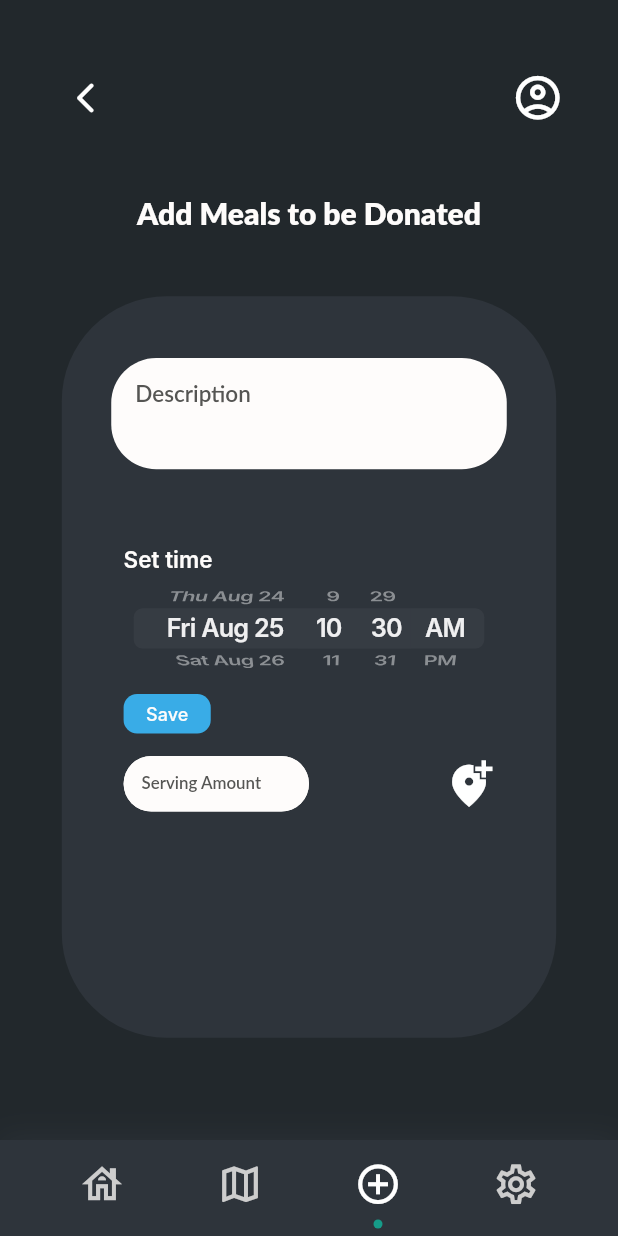
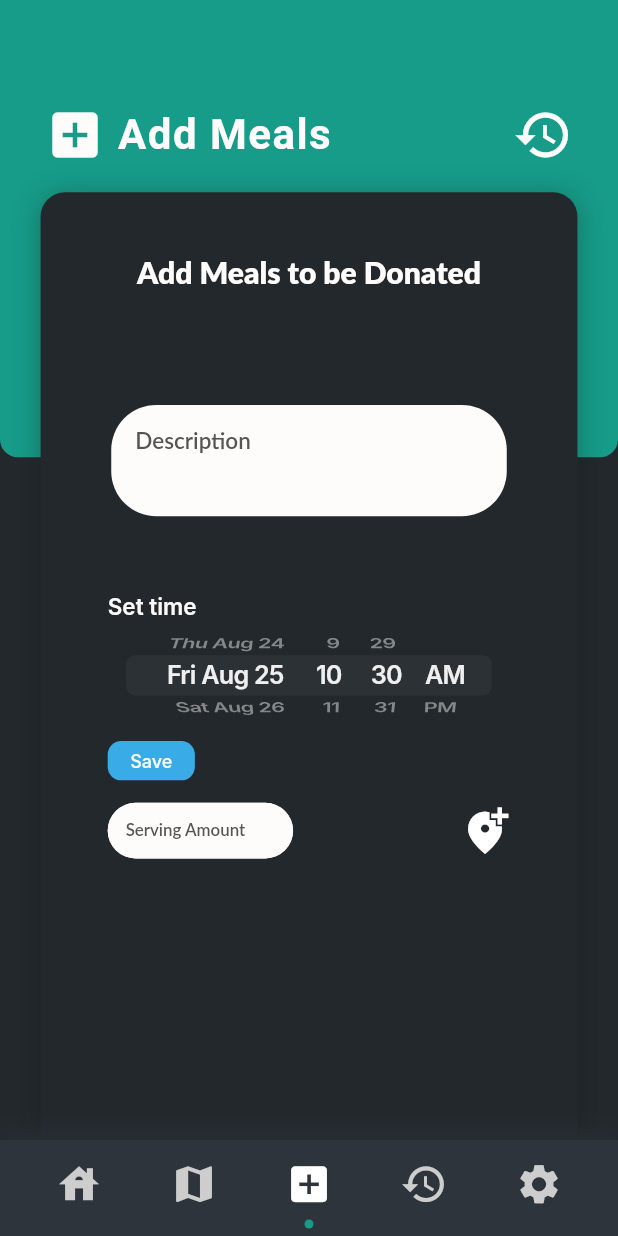
Before and after one commit to arnav062008/congressionalappchallenge, a Flutter app: the MealAdd screen opened directly, on a phone screen of 412 x 824 dp. Run offline on Flutter 3.47's test engine with Material 2 defaults, Android fonts, the phone set to English and light mode, and no system bars; our stand-ins replace cloud_firestore, firebase_auth, firebase_core, geocoding, geolocator, google_maps_flutter and 1 more; accounts and stored records are empty; Roboto replaces fonts that are missing (Inter, Lato, Rubik).

Commit message:
Made it so that changes in text fields on the meal add screen stay even after leaving to map screen and coming back. Also meal add screen adjusted to new style and nav bar has one new tab called history.

```diff
--- a/lib/components/bottom_nav_bar.dart
+++ b/lib/components/bottom_nav_bar.dart
@@ -1,3 +1,4 @@
+import 'package:congressionalappchallenge/pages/meal_pages/meal_history.dart';
 import 'package:flutter/material.dart';
 
 import '../constants.dart';
@@ -11,6 +12,7 @@ enum TabItem {
   Map,
   AddMeal,
   Settings,
+  History,
 }
 
 class BottomNavigationBarWidget extends StatelessWidget {
@@ -78,7 +80,7 @@ class BottomNavigationBarWidget extends StatelessWidget {
         mainAxisAlignment: MainAxisAlignment.spaceEvenly,
         children: [
           _buildTab(
-            icon: Icons.house_outlined,
+            icon: Icons.house,
             isActive: currentTab == TabItem.Summary,
             onPressed: () {
               if (currentTab != TabItem.Summary) {
@@ -91,7 +93,7 @@ class BottomNavigationBarWidget extends StatelessWidget {
             context: context,
           ),
           _buildTab(
-            icon: Icons.map_outlined,
+            icon: Icons.map,
             isActive: currentTab == TabItem.Map,
             onPressed: () {
               if (currentTab != TabItem.Map) {
@@ -105,7 +107,7 @@ class BottomNavigationBarWidget extends StatelessWidget {
             context: context,
           ),
           _buildTab(
-            icon: Icons.add_circle_outline,
+            icon: Icons.add_box,
             isActive: currentTab == TabItem.AddMeal,
             onPressed: () {
               if (currentTab != TabItem.AddMeal) {
@@ -118,7 +120,20 @@ class BottomNavigationBarWidget extends StatelessWidget {
             context: context,
           ),
           _buildTab(
-            icon: Icons.settings_outlined,
+            icon: Icons.history,
+            isActive: currentTab == TabItem.History,
+            onPressed: () {
+              if (currentTab != TabItem.History) {
+                Navigator.push(
+                  context,
+                  MaterialPageRoute(builder: (context) => const MealHistory()),
+                );
+              }
+            },
+            context: context,
+          ),
+          _buildTab(
+            icon: Icons.settings,
             isActive: currentTab == TabItem.Settings,
             onPressed: () {
               if (currentTab != TabItem.Settings) {
--- a/lib/pages/meal_pages/add_meal.dart
+++ b/lib/pages/meal_pages/add_meal.dart
@@ -29,7 +29,7 @@ class MealAdd extends StatefulWidget {
   final DateTime? date;
   final String? descr;
   final DateTime? dates;
-  final String? serve;
+  final int? serve;
   @override
   State<MealAdd> createState() => _MealAddState();
 }
@@ -39,15 +39,18 @@ class _MealAddState extends State<MealAdd> {
       TextEditingController(text: widget.descr);
   late DateTime? selectedDate = widget.date ?? DateTime.now();
   late int servingAmounts = 1;
-  late final TextEditingController _servingAmount =
-      TextEditingController(text: widget.serve);
+  late final TextEditingController _servingAmount = TextEditingController(
+    text: widget.serve.toString().isNotEmpty ? widget.serve.toString() : "",
+  );
   CollectionReference meals = FirebaseFirestore.instance.collection('meals');
 
   @override
   void initState() {
     super.initState();
 
-    selectedDate = DateTime.now();
+    selectedDate = widget.dates ?? DateTime.now();
+    _servingAmount.text = widget.serve != null ? widget.serve.toString() : "";
+
     _servingAmount.addListener(() {
       final text = _servingAmount.text;
       if (text.isNotEmpty && !RegExp(r'^\d+$').hasMatch(text)) {
@@ -142,23 +145,98 @@ class _MealAddState extends State<MealAdd> {
         currentTab: TabItem.AddMeal,
       ),
       backgroundColor: AppColors.backgroundColor,
-      body: Column(
+      body: Stack(
         children: [
-          const TopBarWidget(),
-          const SizedBox(height: 8),
-          const TitleWidget(),
-          const SizedBox(height: 8),
           Container(
-            width: width * 0.8,
-            height: height * 0.6,
-            decoration: ShapeDecoration(
-              color: AppColors.cardColor,
+            width: double.infinity,
+            height: height * 0.37,
+            decoration: const ShapeDecoration(
+              color: AppColors.accentColor,
               shape: RoundedRectangleBorder(
-                borderRadius: BorderRadius.circular(70),
+                borderRadius: BorderRadius.only(
+                  bottomLeft: Radius.circular(12),
+                  bottomRight: Radius.circular(12),
                 ),
+              ),
+            ),
+          ),
+          Padding(
+            padding: const EdgeInsets.fromLTRB(30, 70, 30, 0),
+            child: Row(
+              mainAxisAlignment: MainAxisAlignment.center,
+              children: [
+                const SizedBox(
+                  width: 40,
+                  height: 40,
+                  child: Icon(
+                    Icons.add_box,
+                    size: 40,
+                    color: AppColors.textColor,
+                  ),
+                ),
+                SizedBox(
+                  width: width * 0.02,
+                ),
+                const Text(
+                  'Add Meals',
+                  style: TextStyle(
+                    color: AppColors.textColor,
+                    fontSize: 28,
+                    fontFamily: 'Rubik',
+                    fontWeight: FontWeight.bold,
+                    letterSpacing: 0.98,
+                  ),
+                ),
+                const Spacer(),
+                GestureDetector(
+                  onTap: () {
+                    Navigator.push(
+                      context,
+                      MaterialPageRoute(
+                          builder: (context) => const MealHistory()),
+                    );
+                  },
+                  child: const SizedBox(
+                    width: 40,
+                    height: 40,
+                    child: Icon(
+                      Icons.history,
+                      size: 40,
+                      color: AppColors.textColor,
+                    ),
+                  ),
+                ),
+              ],
+            ),
+          ),
+          Align(
+            alignment: Alignment.bottomCenter,
+            child: Container(
+              width: width * 0.86861313868,
+              height: height * 0.76670716889,
+              decoration: const ShapeDecoration(
+                color: AppColors.backgroundColor,
+                shape: RoundedRectangleBorder(
+                  borderRadius: BorderRadius.only(
+                    topLeft: Radius.circular(16),
+                    topRight: Radius.circular(16),
+                  ),
+                ),
+                shadows: [
+                  BoxShadow(
+                    color: Color(0x51131313),
+                    blurRadius: 16,
+                    offset: Offset(0, 2),
+                    spreadRadius: 0,
+                  )
+                ],
               ),
               child: Column(
                 children: [
+                  SizedBox(
+                    height: height * 0.05,
+                  ),
+                  const TitleWidget(),
                   SizedBox(height: height * 0.05),
                   TextBox(
                     number: false,
@@ -259,7 +337,17 @@ class _MealAddState extends State<MealAdd> {
                                     Navigator.push(
                                       context,
                                       MaterialPageRoute(
-                                      builder: (context) => const MapScreen(),
+                                        builder: (context) => MapScreen(
+                                          servingAmt: _servingAmount
+                                                  .text.isNotEmpty
+                                              ? int.parse(_servingAmount.text)
+                                              : 0,
+                                          desc: descriptionController
+                                                  .text.isNotEmpty
+                                              ? descriptionController.text
+                                              : null,
+                                          date: selectedDate ?? DateTime.now(),
+                                        ),
                                       ),
                                     );
                                   },
@@ -296,6 +384,7 @@ class _MealAddState extends State<MealAdd> {
                     ),
                   ),
                 ],
+              ),
             ),
           ),
         ],
--- a/lib/pages/meal_pages/meal_history.dart
+++ b/lib/pages/meal_pages/meal_history.dart
@@ -17,7 +17,7 @@ class _MealHistoryState extends State<MealHistory> {
   Widget build(BuildContext context) {
     return Scaffold(
       bottomNavigationBar: const BottomNavigationBarWidget(
-        currentTab: TabItem.AddMeal,
+        currentTab: TabItem.History,
       ),
       backgroundColor: AppColors.backgroundColor,
       body: Column(
```
Also changed, not shown: lib/pages/meal_pages/map.dart (+56 -22 lines). Lines whose indentation alone changed are shown as unchanged.
